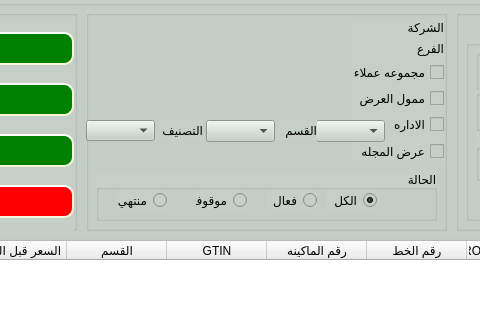
Before: the Qt Designer form presentation/reports_ui/Promotion_display.ui in shymaa123456/HyperPOS2020, drawn with Qt 5; both pictures show x 144 to 624 and y 0 to 320 of the 1028 by 560 pixel window.
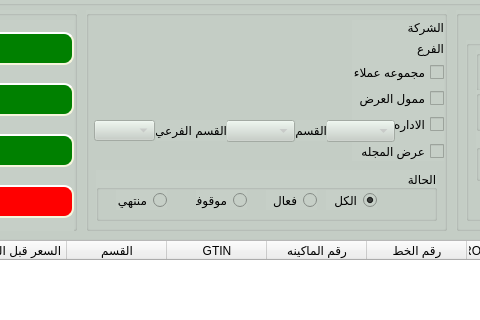
After: the same form once the commit is applied.

What changed in the file:
```diff
--- a/presentation/reports_ui/Promotion_display.ui
+++ b/presentation/reports_ui/Promotion_display.ui
@@ -241,9 +241,12 @@
      </property>
     </widget>
     <widget class="QComboBox" name="Qcombo_department">
+     <property name="enabled">
+      <bool>false</bool>
+     </property>
      <property name="geometry">
       <rect>
-       <x>230</x>
+       <x>240</x>
        <y>110</y>
        <width>69</width>
        <height>22</height>
@@ -251,9 +254,12 @@
      </property>
     </widget>
     <widget class="QComboBox" name="Qcombo_section">
+     <property name="enabled">
+      <bool>false</bool>
+     </property>
      <property name="geometry">
       <rect>
-       <x>120</x>
+       <x>140</x>
        <y>110</y>
        <width>69</width>
        <height>22</height>
@@ -263,12 +269,15 @@
     <widget class="QLabel" name="label_2">
      <property name="geometry">
       <rect>
-       <x>190</x>
+       <x>210</x>
        <y>110</y>
-       <width>41</width>
+       <width>31</width>
        <height>21</height>
       </rect>
      </property>
+     <property name="layoutDirection">
+      <enum>Qt::RightToLeft</enum>
+     </property>
      <property name="text">
       <string>القسم</string>
      </property>
@@ -278,20 +287,26 @@
       <rect>
        <x>70</x>
        <y>110</y>
-       <width>47</width>
+       <width>71</width>
        <height>21</height>
       </rect>
      </property>
+     <property name="layoutDirection">
+      <enum>Qt::RightToLeft</enum>
+     </property>
      <property name="text">
-      <string>التصنيف</string>
+      <string>القسم الفرعي</string>
      </property>
     </widget>
     <widget class="QComboBox" name="Qcombo_classification">
+     <property name="enabled">
+      <bool>false</bool>
+     </property>
      <property name="geometry">
       <rect>
-       <x>0</x>
+       <x>8</x>
        <y>110</y>
-       <width>69</width>
+       <width>61</width>
        <height>21</height>
       </rect>
      </property>
```
Left out of the diff: 3 changed lines with no effect on the pictures.
